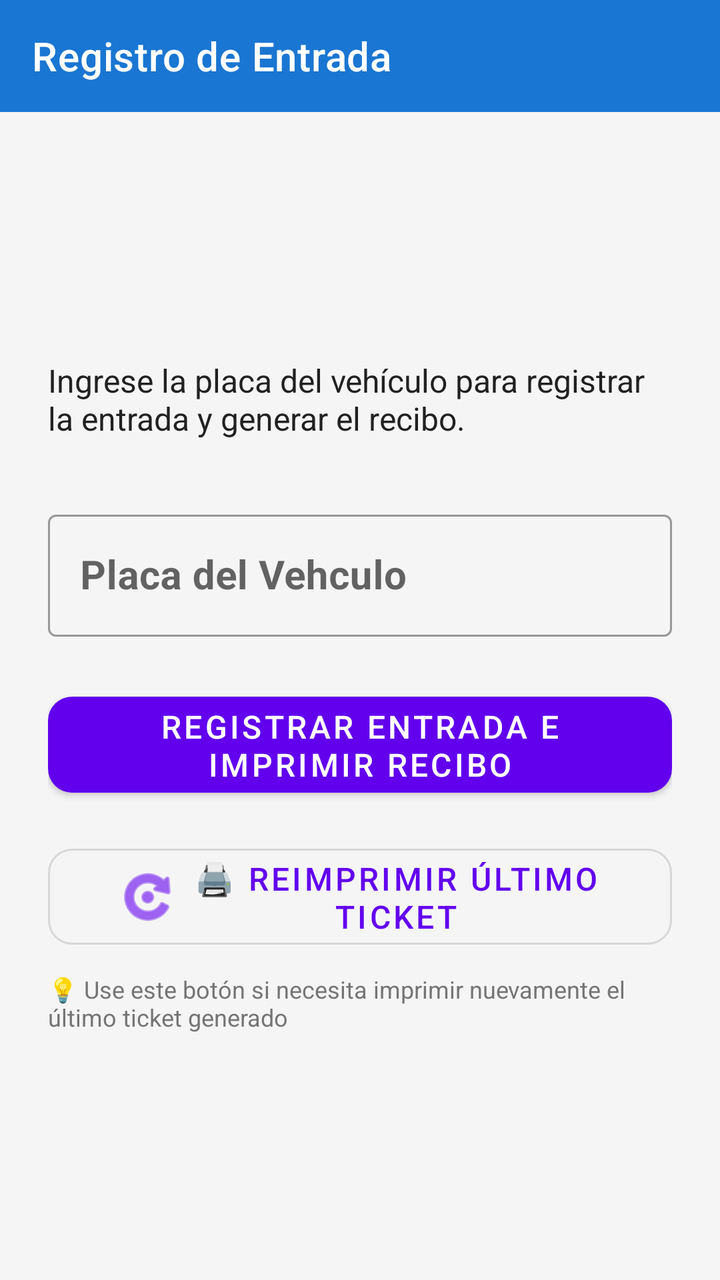
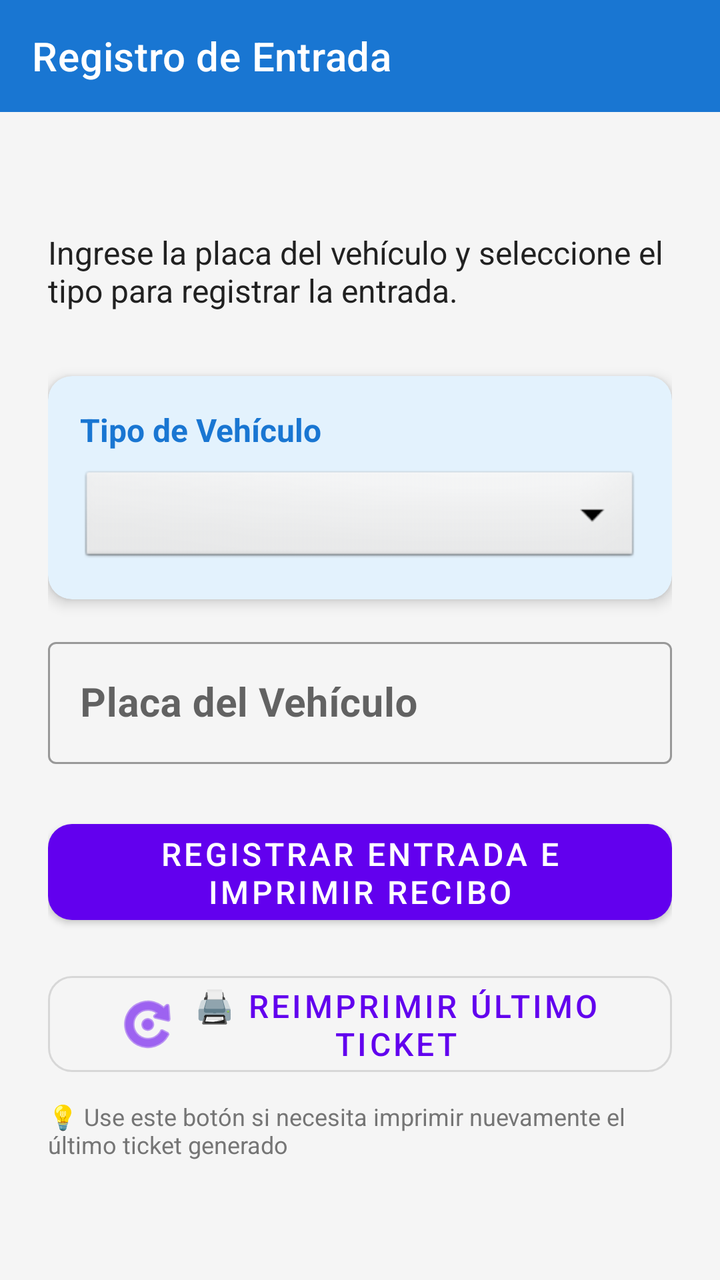

An Android layout rendered at two revisions. The XML below is the earlier revision; the diff shows what the commit changed to produce the second picture.
<!-- AndroidManifest.xml: application theme Theme.MaterialComponents.Light.NoActionBar -->
<!-- res/layout/activity_ingreso_vehiculo.xml -->
<?xml version="1.0" encoding="utf-8"?>
<LinearLayout xmlns:android="http://schemas.android.com/apk/res/android"
    xmlns:app="http://schemas.android.com/apk/res-auto"
    android:layout_width="match_parent"
    android:layout_height="match_parent"
    android:orientation="vertical"
    android:background="#F5F5F5">

    <com.google.android.material.appbar.AppBarLayout
        android:layout_width="match_parent"
        android:layout_height="wrap_content">

        <androidx.appcompat.widget.Toolbar
            android:id="@+id/toolbar"
            android:layout_width="match_parent"
            android:layout_height="?attr/actionBarSize"
            app:title="Registro de Entrada"
            app:titleTextColor="@android:color/white"
            android:background="#1976D2"/>
    </com.google.android.material.appbar.AppBarLayout>

    <ScrollView
        android:layout_width="match_parent"
        android:layout_height="match_parent"
        android:fillViewport="true">

        <LinearLayout
            android:layout_width="match_parent"
            android:layout_height="wrap_content"
            android:orientation="vertical"
            android:padding="24dp"
            android:gravity="center">

            <TextView
                android:layout_width="wrap_content"
                android:layout_height="wrap_content"
                android:layout_marginBottom="32dp"
                android:text="Ingrese la placa del vehículo para registrar la entrada y generar el recibo."
                android:textAlignment="center"
                android:textColor="#212121"
                android:textSize="16sp" />

            <com.google.android.material.textfield.TextInputLayout
                android:id="@+id/tilPlaca"
                android:layout_width="match_parent"
                android:layout_height="wrap_content"
                android:hint="Placa del Vehculo"
                style="@style/Widget.MaterialComponents.TextInputLayout.OutlinedBox"
                android:layout_marginBottom="24dp">

                <com.google.android.material.textfield.TextInputEditText
                    android:id="@+id/etPlaca"
                    android:layout_width="match_parent"
                    android:layout_height="wrap_content"
                    android:inputType="textCapCharacters"
                    android:maxLines="1"
                    android:textSize="20sp"
                    android:textStyle="bold" />
            </com.google.android.material.textfield.TextInputLayout>

            <com.google.android.material.button.MaterialButton
                android:id="@+id/btnRegistrarEntrada"
                android:layout_width="match_parent"
                android:layout_height="60dp"
                android:text="Registrar Entrada e Imprimir Recibo"
                android:textSize="16sp"
                app:cornerRadius="12dp"
                android:layout_marginBottom="16dp"/>

            
            <com.google.android.material.button.MaterialButton
                android:id="@+id/btnReimprimir"
                android:layout_width="match_parent"
                android:layout_height="60dp"
                android:text="🖨️ Reimprimir Último Ticket"
                android:textSize="16sp"
                app:cornerRadius="12dp"
                style="@style/Widget.MaterialComponents.Button.OutlinedButton"
                app:icon="@android:drawable/ic_menu_rotate"
                app:iconGravity="textStart"/>

            <TextView
                android:layout_width="wrap_content"
                android:layout_height="wrap_content"
                android:text="💡 Use este botón si necesita imprimir nuevamente el último ticket generado"
                android:textSize="12sp"
                android:textColor="#757575"
                android:textAlignment="center"
                android:layout_marginTop="8dp"/>
        </LinearLayout>
    </ScrollView>
</LinearLayout>
<!-- resources referenced by this layout -->
<resources>

</resources>

<!-- the commit's change to res/layout/activity_ingreso_vehiculo.xml (unified diff, before → after) -->
@@ -35,16 +35,60 @@
                 android:layout_width="wrap_content"
                 android:layout_height="wrap_content"
                 android:layout_marginBottom="32dp"
-                android:text="Ingrese la placa del vehículo para registrar la entrada y generar el recibo."
+                android:text="Ingrese la placa del vehículo y seleccione el tipo para registrar la entrada."
                 android:textAlignment="center"
                 android:textColor="#212121"
                 android:textSize="16sp" />
+
+            
+            <com.google.android.material.card.MaterialCardView
+                android:layout_width="match_parent"
+                android:layout_height="wrap_content"
+                android:layout_marginBottom="16dp"
+                app:cardCornerRadius="12dp"
+                app:cardElevation="4dp"
+                app:cardBackgroundColor="#E3F2FD">
+
+                <LinearLayout
+                    android:layout_width="match_parent"
+                    android:layout_height="wrap_content"
+                    android:orientation="vertical"
+                    android:padding="16dp">
+
+                    <TextView
+                        android:layout_width="wrap_content"
+                        android:layout_height="wrap_content"
+                        android:text="Tipo de Vehículo"
+                        android:textSize="16sp"
+                        android:textStyle="bold"
+                        android:textColor="#1976D2"
+                        android:layout_marginBottom="8dp"/>
+
+                    <Spinner
+                        android:id="@+id/spinnerTipoVehiculo"
+                        android:layout_width="match_parent"
+                        android:layout_height="50dp"
+                        android:background="@android:drawable/btn_dropdown"
+                        android:padding="12dp"
+                        android:spinnerMode="dropdown"/>
+
+                    <TextView
+                        android:id="@+id/tvInfoTarifa"
+                        android:layout_width="wrap_content"
+                        android:layout_height="wrap_content"
+                        android:layout_marginTop="8dp"
+                        android:text="Cargando tarifas..."
+                        android:textSize="12sp"
+                        android:textColor="#757575"
+                        android:visibility="gone"/>
+                </LinearLayout>
+            </com.google.android.material.card.MaterialCardView>
 
             <com.google.android.material.textfield.TextInputLayout
                 android:id="@+id/tilPlaca"
                 android:layout_width="match_parent"
                 android:layout_height="wrap_content"
-                android:hint="Placa del Vehculo"
+                android:hint="Placa del Vehículo"
                 style="@style/Widget.MaterialComponents.TextInputLayout.OutlinedBox"
                 android:layout_marginBottom="24dp">
 
@@ -67,7 +111,6 @@
                 app:cornerRadius="12dp"
                 android:layout_marginBottom="16dp"/>
 
-            
             <com.google.android.material.button.MaterialButton
                 android:id="@+id/btnReimprimir"
                 android:layout_width="match_parent"
